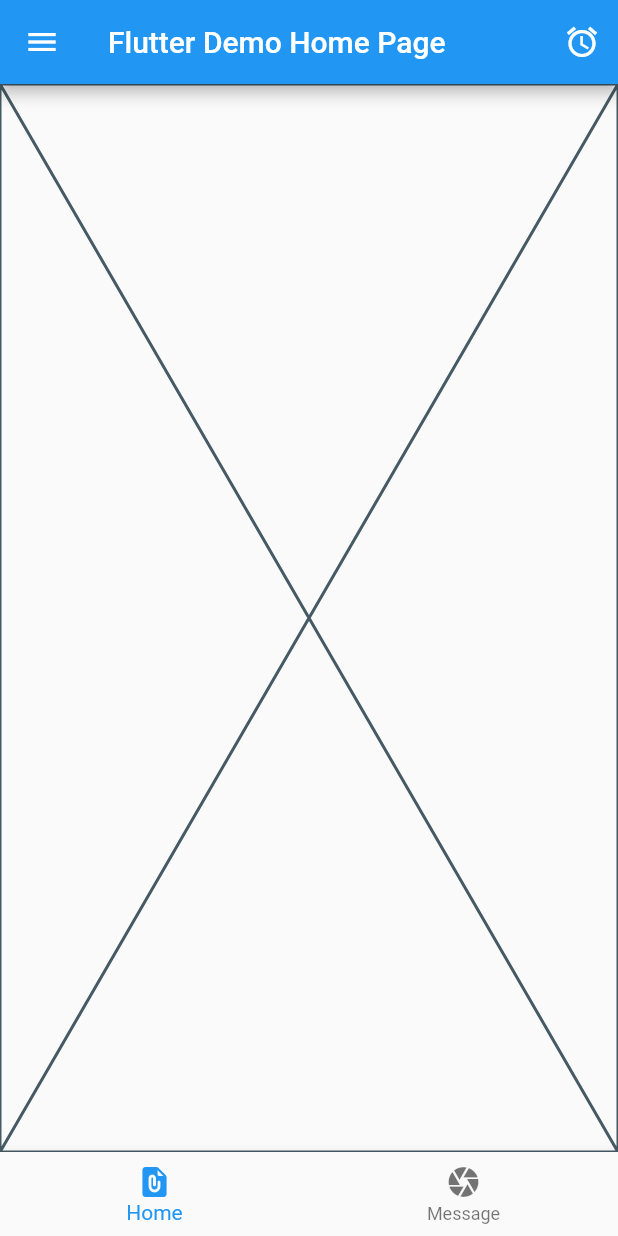
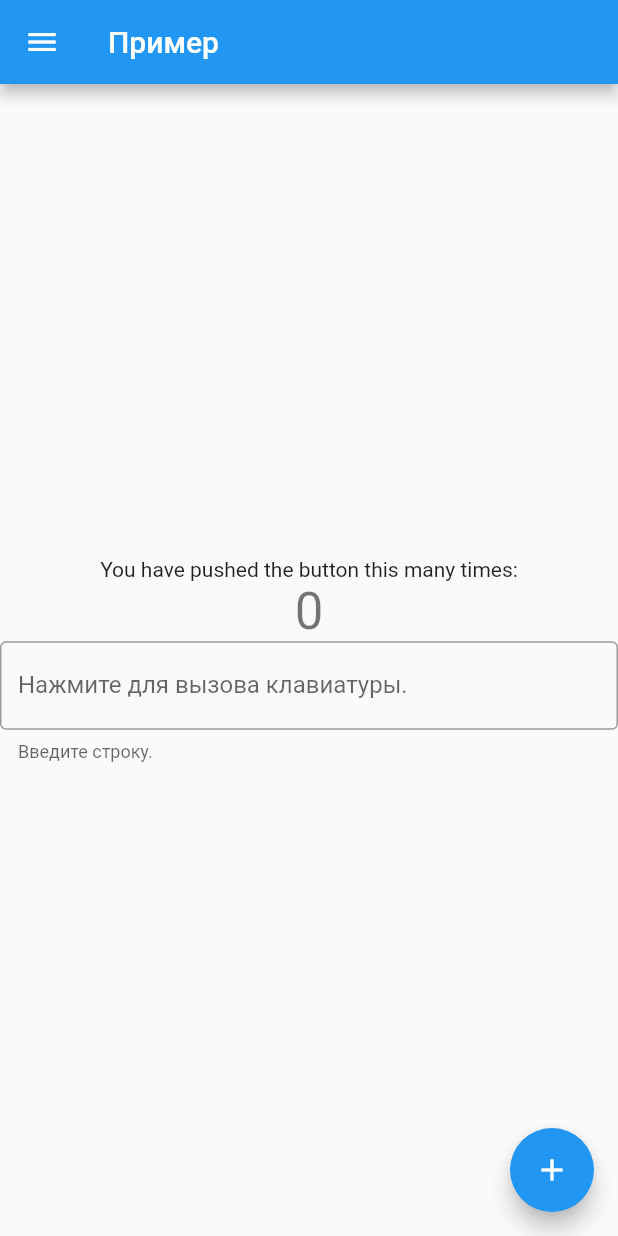
Before and after one commit to Ariox023/places, a Flutter app: the screen it shows after launch, on a phone screen of 412 x 824 dp. Run offline on Flutter 3.47's test engine with Material 2 defaults, Android fonts, the phone set to English and light mode, and no system bars; our stand-ins replace carousel_slider; missing offline and left inert: image_picker_for_web.

Commit message:
Создание каркаса экрана "Список интересных мест"

```diff
--- a/lib/main.dart
+++ b/lib/main.dart
@@ -1,7 +1,10 @@
-import 'dart:io';
+// ignore_for_file: unused_import, always_use_package_imports
 
 import 'package:flutter/material.dart';
-import 'package:image_picker/image_picker.dart';
+
+import 'ui/screen/places.dart';
+import 'ui/screen/sight_list_screen.dart';
+import 'ui/screen/single_place_screen.dart';
 
 void main() {
   runApp(const MyApp());
@@ -17,13 +20,23 @@ class MyApp extends StatelessWidget {
       theme: ThemeData(
         primarySwatch: Colors.blue,
       ),
-      home: const MyHomePage(title: 'Flutter Demo Home Page'),
+      initialRoute: '/',
+      onGenerateRoute: (settings) {
+        return null;
+      },
+      routes: {
+        '/second': (context) => const SightListScreen(),
+      },
+      home: const MyHomePage(
+        title: 'Пример',
+      ),
     );
   }
 }
 
 class MyHomePage extends StatefulWidget {
   final String title;
+
   const MyHomePage({Key? key, required this.title}) : super(key: key);
 
   @override
@@ -31,108 +44,74 @@ class MyHomePage extends StatefulWidget {
 }
 
 class _MyHomePageState extends State<MyHomePage> {
-  final GlobalKey<ScaffoldState> _key = GlobalKey();
-  final _picker = ImagePicker();
-  File? imageFile;
+  int _counter = 0;
 
   @override
   Widget build(BuildContext context) {
     return Scaffold(
-      key: _key,
+      //
+      resizeToAvoidBottomInset: false,
       drawer: Container(
         color: Colors.green,
         width: MediaQuery.of(context).size.width / 2,
         child: Column(
           crossAxisAlignment: CrossAxisAlignment.stretch,
-          children: const [
-            DrawerHeader(
-              child: Text('Drawer header.'),
+          children: [
+            const DrawerHeader(
+              child: Text('Settings...'),
               decoration: BoxDecoration(color: Colors.blue),
             ),
             ListTile(
-              title: Text('Settings...'),
+              onTap: () {
+                Navigator.pushNamed(context, '/second');
+              },
+              title: const Text('Список мест ...'),
+            ),
+            const ListTile(
+              title: Text('Setting 2...'),
+            ),
+            const ListTile(
+              title: Text('Setting 3...'),
             ),
           ],
         ),
       ),
       appBar: AppBar(
         title: Text(widget.title),
-        actions: [
-          IconButton(
-            onPressed: () {
-              final bar = _snackAction;
-              ScaffoldMessenger.of(context).showSnackBar(bar.call());
-            },
-            icon: const Icon(Icons.alarm),
-          ),
-        ],
       ),
       body: Center(
-        child: imageFile == null
-            ? const Placeholder()
-            : Image.file(
-                imageFile!,
+        child: Column(
+          mainAxisAlignment: MainAxisAlignment.center,
+          children: <Widget>[
+            const Text(
+              'You have pushed the button this many times:',
+            ),
+            Text(
+              '$_counter',
+              style: Theme.of(context).textTheme.headline4,
+            ),
+            TextFormField(
+              decoration: const InputDecoration(
+                border: OutlineInputBorder(),
+                hintText: 'Пример строки для ввода',
+                helperText: 'Введите строку.',
+                labelText: 'Нажмите для вызова клавиатуры.',
               ),
+            ),
+          ],
+        ),
       ),
-      bottomNavigationBar: BottomNavigationBar(
-        items: const [
-          BottomNavigationBarItem(
-            icon: Icon(Icons.file_present_rounded),
-            tooltip: 'Пример 1 home.',
-            label: 'Home',
-          ),
-          BottomNavigationBarItem(
-            icon: Icon(Icons.camera),
-            tooltip: 'Пример 2 message.',
-            label: 'Message',
-          ),
-        ],
-        onTap: (index) {
-          setState(() {
-            if (index == 0) {
-              _pickImageFromGallery();
-            } else {
-              _pickImageFromCamera();
-            }
-          });
-        },
+      floatingActionButton: FloatingActionButton(
+        onPressed: _incrementCounter,
+        tooltip: 'Increment',
+        child: const Icon(Icons.add),
       ),
     );
   }
 
-  SnackBar _snackAction() {
-    return SnackBar(
-      content: const Text(
-        'Вы нажали на кнопку аларм в меню appbar.',
-        style: TextStyle(color: Colors.black, fontSize: 20),
-        textAlign: TextAlign.center,
-      ),
-      action: SnackBarAction(
-        label: 'Я знаю.',
-        textColor: Colors.white,
-        disabledTextColor: Colors.black,
-        onPressed: () {},
-      ),
-      backgroundColor: Colors.lightBlue,
-    );
-  }
-
-  Future<void> _pickImageFromGallery() async {
-    final pickedFile = await _picker.pickImage(source: ImageSource.gallery);
-    if (pickedFile != null) {
-      setState(() => imageFile = File(pickedFile.path));
-    }
-  }
-
-  Future<void> _pickImageFromCamera() async {
-    final pickedFile = await _picker.pickImage(source: ImageSource.camera);
-    if (pickedFile != null) {
-      imageFile = File(pickedFile.path);
-      await imageFile!
-          .copy('storage/emulated/0/DCIM/Camera/${pickedFile.name}');
-      await imageFile!.delete();
-      imageFile = File('storage/emulated/0/DCIM/Camera/${pickedFile.name}');
-      setState(() {});
-    }
+  void _incrementCounter() {
+    setState(() {
+      _counter++;
+    });
   }
 }
```
Also changed, not shown: lib/ui/screen/places.dart (added, +183 -0 lines), lib/ui/screen/sight_list_screen.dart (added, +192 -0 lines), lib/ui/screen/single_place_screen.dart (added, +79 -0 lines), pubspec.yaml (+7 -3 lines), lib/res/assets/fonts/Roboto-Bold.ttf (renamed from lib/assets/Roboto-Bold.ttf), 1 other file.
